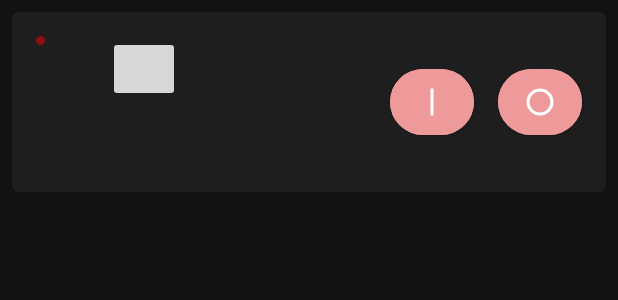
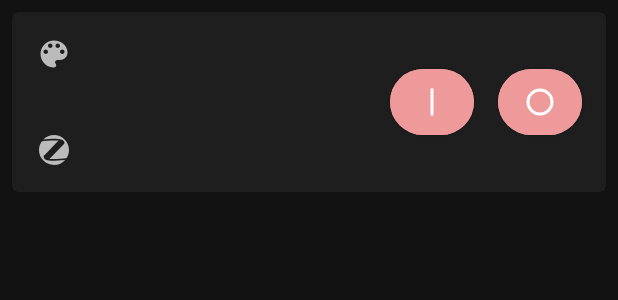
Before and after one commit to tunjid/Android-Home-Hub, an Android app: the layout viewholder_zigbee_device.xml on its own in the app's theme, with its tools: preview values and no code run, on a phone screen of 412 x 824 dp. Shown: the top 300 px of the screen. Run offline under Robolectric (Android 15) with nearby library versions, the phone set to English and light mode, and no system bars.

Commit message:
Redesign of ZigBeeDeviceViewHolder

```diff
--- a/app/src/main/java/com/tunjid/rcswitchcontrol/adapters/ZigBeeDeviceViewHolder.kt
+++ b/app/src/main/java/com/tunjid/rcswitchcontrol/adapters/ZigBeeDeviceViewHolder.kt
@@ -11,17 +11,18 @@ class ZigBeeDeviceViewHolder internal constructor(
         listener: ZigBeeDeviceViewHolder.Listener
 ) : DeviceViewHolder<ZigBeeDeviceViewHolder.Listener, ZigBeeDevice>(itemView, listener) {
 
-    val colorPicker = itemView.findViewById<View>(R.id.color_picker)
+    private val zigBeeIcon = itemView.findViewById<View>(R.id.zigbee_icon)
+    private val colorPicker = itemView.findViewById<View>(R.id.color_picker)
 
     override fun bind(device: ZigBeeDevice) {
         super.bind(device)
 
         deviceName.text = device.name
 
+        zigBeeIcon.setOnClickListener { adapterListener.rediscover(device) }
         colorPicker.setOnClickListener { adapterListener.color(device) }
         offSwitch.setOnClickListener { adapterListener.onSwitchToggled(device, false) }
         onSwitch.setOnClickListener { adapterListener.onSwitchToggled(device, true) }
-        itemView.setOnClickListener { adapterListener.rediscover(device) }
         itemView.setOnLongClickListener {
             adapterListener.onLongClicked(device)
             true
--- a/app/src/main/res/drawable/ic_palette_24dp.xml
+++ b/app/src/main/res/drawable/ic_palette_24dp.xml
@@ -4,6 +4,6 @@
     android:viewportWidth="24.0"
     android:viewportHeight="24.0">
     <path
-        android:fillColor="?text_color"
+        android:fillColor="@color/text_color"
         android:pathData="M12,3c-4.97,0 -9,4.03 -9,9s4.03,9 9,9c0.83,0 1.5,-0.67 1.5,-1.5 0,-0.39 -0.15,-0.74 -0.39,-1.01 -0.23,-0.26 -0.38,-0.61 -0.38,-0.99 0,-0.83 0.67,-1.5 1.5,-1.5L16,16c2.76,0 5,-2.24 5,-5 0,-4.42 -4.03,-8 -9,-8zM6.5,12c-0.83,0 -1.5,-0.67 -1.5,-1.5S5.67,9 6.5,9 8,9.67 8,10.5 7.33,12 6.5,12zM9.5,8C8.67,8 8,7.33 8,6.5S8.67,5 9.5,5s1.5,0.67 1.5,1.5S10.33,8 9.5,8zM14.5,8c-0.83,0 -1.5,-0.67 -1.5,-1.5S13.67,5 14.5,5s1.5,0.67 1.5,1.5S15.33,8 14.5,8zM17.5,12c-0.83,0 -1.5,-0.67 -1.5,-1.5S16.67,9 17.5,9s1.5,0.67 1.5,1.5 -0.67,1.5 -1.5,1.5z" />
 </vector>
--- /dev/null
+++ b/app/src/main/res/drawable/ic_zigbee_24dp.xml
@@ -0,0 +1,9 @@
+<vector xmlns:android="http://schemas.android.com/apk/res/android"
+    android:width="24dp"
+    android:height="24dp"
+    android:viewportWidth="24"
+    android:viewportHeight="24">
+    <path
+        android:fillColor="@color/text_color"
+        android:pathData="M4.06,6.15C3.97,6.17 3.88,6.22 3.8,6.28C2.66,7.9 2,9.87 2,12A10,10 0 0,0 12,22C15,22 17.68,20.68 19.5,18.6L17,18.85C14.25,19.15 11.45,19.19 8.66,18.96C7.95,18.94 7.24,18.76 6.59,18.45C5.73,18.06 5.15,17.23 5.07,16.29C5.06,16.13 5.12,16 5.23,15.87L7.42,13.6L15.03,5.7V5.6H10.84C8.57,5.64 6.31,5.82 4.06,6.15M20.17,17.5C20.26,17.47 20.35,17.44 20.43,17.39C21.42,15.83 22,14 22,12A10,10 0 0,0 12,2C9.22,2 6.7,3.13 4.89,4.97H5.17C8.28,4.57 11.43,4.47 14.56,4.65C15.5,4.64 16.45,4.82 17.33,5.17C18.25,5.53 18.89,6.38 19,7.37C19,7.53 18.93,7.7 18.82,7.82L9.71,17.19L9,17.95V18.06H13.14C15.5,18 17.84,17.81 20.17,17.5Z" />
+</vector>
--- a/app/src/main/res/layout/viewholder_zigbee_device.xml
+++ b/app/src/main/res/layout/viewholder_zigbee_device.xml
@@ -54,21 +54,21 @@
             app:layout_constraintTop_toTopOf="parent" />
     </androidx.constraintlayout.widget.ConstraintLayout>
 
-    <View
-        android:layout_width="@dimen/third_margin"
-        android:layout_height="@dimen/third_margin"
-        android:layout_margin="@dimen/single_margin"
-        android:background="@drawable/circle_background"
-        android:backgroundTint="@color/device_offline"
-        app:layout_constraintLeft_toLeftOf="parent"
-        app:layout_constraintTop_toTopOf="parent" />
-
-
     <ImageButton
         android:id="@+id/color_picker"
         android:layout_width="wrap_content"
         android:layout_height="wrap_content"
-        android:layout_marginLeft="@dimen/quadruple_margin"
+        android:layout_marginStart="@dimen/single_margin"
         android:layout_marginTop="@dimen/single_margin"
+        android:background="?attr/selectableItemBackground"
         app:srcCompat="@drawable/ic_palette_24dp" />
+
+    <ImageView
+        android:id="@+id/zigbee_icon"
+        android:layout_width="wrap_content"
+        android:layout_height="wrap_content"
+        android:layout_gravity="start|bottom"
+        android:layout_marginStart="@dimen/single_margin"
+        android:layout_marginBottom="@dimen/single_margin"
+        app:srcCompat="@drawable/ic_zigbee_24dp" />
 </com.google.android.material.card.MaterialCardView>
```
Also changed, not shown: app/src/main/res/layout/dialog_zigbee_light.xml (deleted, +0 -23 lines).
